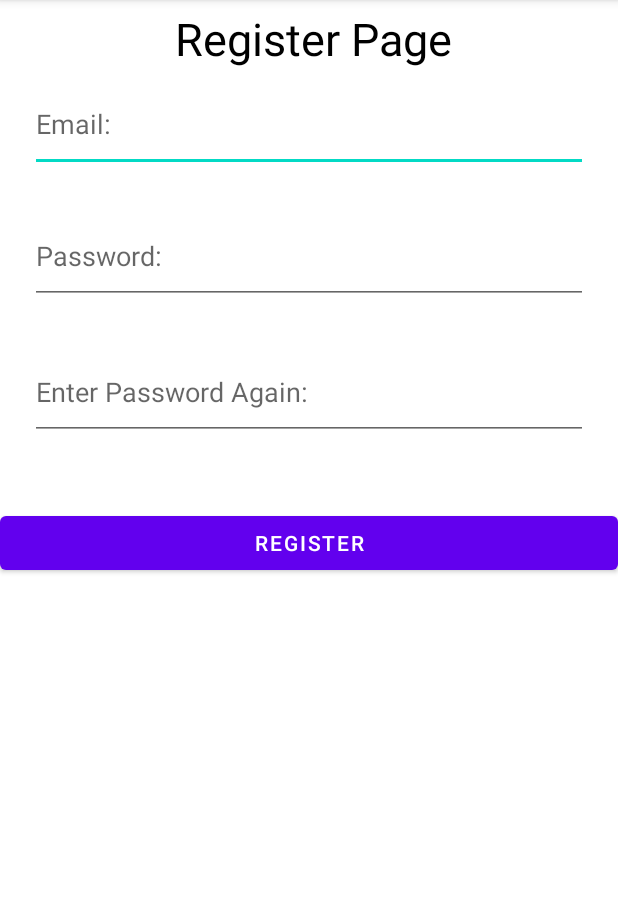
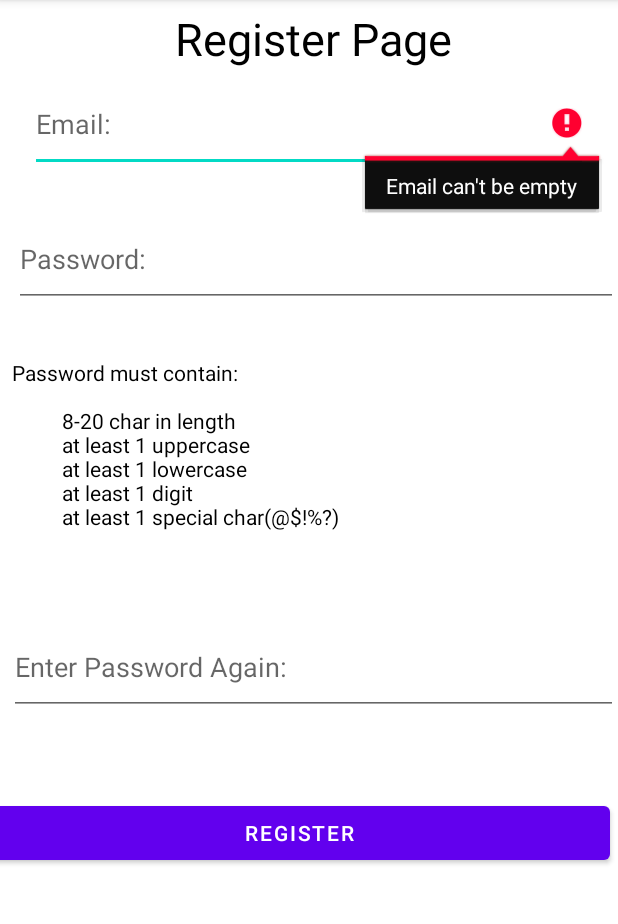
Before and after one commit to kaitlyntorres/Lyrical, an Android app: the registerActivity screen opened directly, with no data from a screen before it, after a tap on "REGISTER", on a phone screen of 412 x 824 dp, the part 84-1008 px from its top. Run offline under Robolectric (Android 15) with nearby library versions, the phone set to English and light mode, and no system bars; our stand-ins replace Firebase (no records; nobody signed in at launch, a user with empty details on screens opened directly).

Commit message:
firebase stuff

```diff
--- a/app/src/main/java/com/example/lyrical/registerActivity.kt
+++ b/app/src/main/java/com/example/lyrical/registerActivity.kt
@@ -5,10 +5,15 @@ import android.os.Bundle
 import com.google.firebase.auth.FirebaseAuth;
 import com.google.firebase.auth.ktx.auth
 import com.google.firebase.ktx.Firebase
+//import com.google.android.material.snackbar.Snackbar
 import android.widget.Toast
 import android.widget.Button
 import android.widget.EditText
 import android.widget.TextView
+import android.content.Intent
+
+
+
 
 //A toast is a view containing a quick little message for the user
 
@@ -38,30 +43,62 @@ class registerActivity: AppCompatActivity() {
 
     }
 
-    private fun registerUser() {
+    private fun registerUser(){
         // converts user input to string
-        val email = email.text.toString()
+        val e = email.text.toString()
         val password = passwd.text.toString()
         val confirmpassword = confirmpasswd.text.toString()
+        // must have at least 1 uppercase, lowercase, number, special char , and be at least 8 char long
+        val pattern ="^(?=.*[a-z])(?=.*[A-Z])(?=.*[0-9])(?=.*[@$!%?&])[A-Za-z0-9@$!%?&]{8,}$".toRegex()
 
-        if (email.isBlank()) {
-            Toast.makeText(this, "Email is blank. Try again", Toast.LENGTH_SHORT).show()
+
+
+        if (e.isEmpty()) {
+            email.setError("Email can't be empty")
             return
-        } else if (password.isBlank() || confirmpassword.isBlank()) {
-            Toast.makeText(this, "Password is  blank. Try again", Toast.LENGTH_SHORT).show()
+
+            //Toast.makeText(this, "Email is blank. Try again", Toast.LENGTH_SHORT).show()
+
+        } else if (password.isEmpty()) {
+            passwd.setError("Password can't be blank")
             return
+
+
+            //var builder= AlertDialog.Builder(activity)
+           //Toast.makeText(this, "Password is  blank. Try again", Toast.LENGTH_SHORT).show()
+
         }
-        if (password != confirmpassword) {
-            Toast.makeText(this, "Passwords don't match", Toast.LENGTH_SHORT).show()
+        else if (confirmpassword.isEmpty()) {
+            confirmpasswd.setError("Must confirm a password")
+            return
+
+
+            //var builder= AlertDialog.Builder(activity)
+            //Toast.makeText(this, "Password is  blank. Try again", Toast.LENGTH_SHORT).show()
+
+        }
+
+
+        if(!pattern.containsMatchIn(password))
+        {
+            passwd.setError("invalid password ")
             return
         }
 
+        if (password != confirmpassword) {
+            passwd.setError("passwords don't match!")
+            confirmpasswd.setError("passwords don't match!")
+            return
 
-            auth.createUserWithEmailAndPassword(email, password).addOnCompleteListener(this) {
+        }
+
+
+            auth.createUserWithEmailAndPassword(e, password).addOnCompleteListener(this) {
                 if (it.isSuccessful) {
                     Toast.makeText(this, "Registration Successful", Toast.LENGTH_SHORT).show()
                     // main menu
-                    finish()
+                    val i = Intent(this, guestActivity::class.java)
+                    startActivity(i)
                 } else {
                     Toast.makeText(this, "Registration Failed", Toast.LENGTH_SHORT).show()
 
--- a/app/src/main/res/layout/register.xml
+++ b/app/src/main/res/layout/register.xml
@@ -22,10 +22,12 @@
         android:textColor="@android:color/background_dark"
         android:textSize="30sp" />
 
+
     <EditText
         android:id="@+id/email"
         android:layout_width="match_parent"
         android:layout_height="wrap_content"
+        android:layout_centerHorizontal="true"
         android:layout_marginLeft="20dp"
         android:layout_marginTop="60dp"
         android:layout_marginRight="20dp"
@@ -39,24 +41,45 @@
         android:layout_width="match_parent"
         android:layout_height="wrap_content"
         android:layout_below="@+id/email"
+        android:layout_alignParentStart="true"
         android:layout_centerHorizontal="true"
+        android:layout_marginStart="9dp"
         android:layout_marginLeft="20dp"
-        android:layout_marginTop="33dp"
+        android:layout_marginTop="35dp"
         android:layout_marginRight="20dp"
         android:drawablePadding="10dp"
         android:hint="Password:"
         android:inputType="textPassword"
         android:paddingBottom="20dp" />
 
+    <TextView
+        android:id="@+id/list"
+        android:layout_width="match_parent"
+        android:layout_height="wrap_content"
+        android:layout_below="@+id/password"
+        android:layout_alignParentStart="true"
+        android:layout_alignParentEnd="true"
+        android:layout_centerHorizontal="true"
+        android:layout_marginStart="8dp"
+        android:layout_marginLeft="20dp"
+        android:layout_marginTop="34dp"
+        android:layout_marginEnd="0dp"
+        android:layout_marginRight="20dp"
+        android:drawablePadding="10dp"
+        android:paddingBottom="20dp"
+        android:text="Password must contain: \n \n          8-20 char in length \n          at least 1 uppercase \n          at least 1 lowercase \n          at least 1 digit \n          at least 1 special char(@$!%?)"
+        android:textColor="@android:color/background_dark" />
 
     <EditText
         android:id="@+id/confirmpassword"
         android:layout_width="match_parent"
         android:layout_height="wrap_content"
-        android:layout_below="@+id/email"
+        android:layout_below="@+id/list"
+        android:layout_alignParentStart="true"
         android:layout_centerHorizontal="true"
+        android:layout_marginStart="6dp"
         android:layout_marginLeft="20dp"
-        android:layout_marginTop="124dp"
+        android:layout_marginTop="48dp"
         android:layout_marginRight="20dp"
         android:drawablePadding="10dp"
         android:hint="Enter Password Again:"
@@ -69,9 +92,11 @@
         android:layout_height="wrap_content"
         android:layout_alignParentStart="true"
         android:layout_alignParentTop="true"
+        android:layout_alignParentEnd="true"
         android:layout_centerVertical="true"
-        android:layout_marginStart="0dp"
-        android:layout_marginTop="338dp"
+        android:layout_marginStart="-7dp"
+        android:layout_marginTop="531dp"
+        android:layout_marginEnd="5dp"
         android:text="Register" />
 
 
--- a/gradle.properties
+++ b/gradle.properties
@@ -21,3 +21,4 @@ kotlin.code.style=official
 # resources declared in the library itself and none from the library's dependencies,
 # thereby reducing the size of the R class for that library
 android.nonTransitiveRClass=true
+android.enableJetifier=true
```
Also changed, not shown: app/src/main/java/com/example/lyrical/loginActivity.kt (+22 -8 lines).
